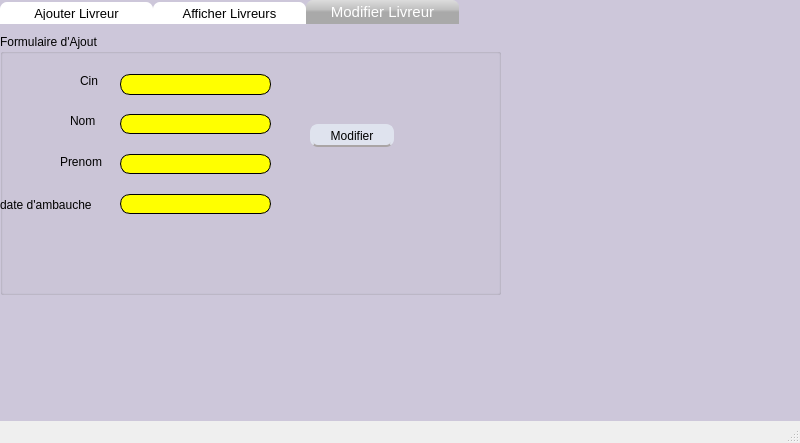
This is mainwindow.ui in naouelboughattas/Smart_Shop_2A17 as Qt 5 draws it before an edit. The edited form follows.
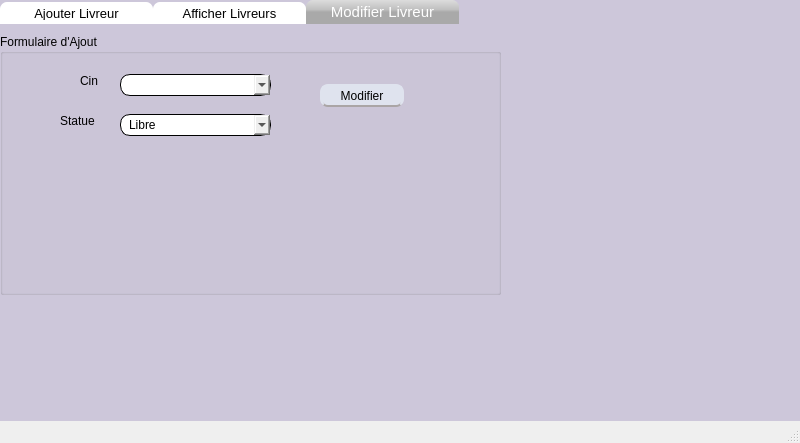
This is the edited form. The open tabs and pages were chosen to show the change.

The edit to the form file:
```diff
--- a/mainwindow.ui
+++ b/mainwindow.ui
@@ -1276,139 +1276,11 @@
           <string>Cin</string>
          </property>
         </widget>
-        <widget class="QLabel" name="label_14">
-         <property name="geometry">
-          <rect>
-           <x>70</x>
-           <y>80</y>
-           <width>47</width>
-           <height>14</height>
-          </rect>
-         </property>
-         <property name="styleSheet">
-          <string notr="true">font: 75 12pt &quot;Segoe UI&quot;;</string>
-         </property>
-         <property name="text">
-          <string>Nom</string>
-         </property>
-        </widget>
-        <widget class="QLabel" name="label_15">
-         <property name="geometry">
-          <rect>
-           <x>60</x>
-           <y>120</y>
-           <width>51</width>
-           <height>16</height>
-          </rect>
-         </property>
-         <property name="styleSheet">
-          <string notr="true">font: 75 12pt &quot;Segoe UI&quot;;</string>
-         </property>
-         <property name="text">
-          <string>Prenom</string>
-         </property>
-        </widget>
-        <widget class="QLabel" name="label_16">
-         <property name="geometry">
-          <rect>
-           <x>0</x>
-           <y>140</y>
-           <width>121</width>
-           <height>61</height>
-          </rect>
-         </property>
-         <property name="styleSheet">
-          <string notr="true">font: 75 12pt &quot;Segoe UI&quot;;</string>
-         </property>
-         <property name="text">
-          <string>date d'ambauche</string>
-         </property>
-        </widget>
-        <widget class="QLineEdit" name="le_cin_M">
-         <property name="geometry">
-          <rect>
-           <x>120</x>
-           <y>40</y>
-           <width>151</width>
-           <height>21</height>
-          </rect>
-         </property>
-         <property name="styleSheet">
-          <string notr="true">QLineEdit
-{
- border-width: 1px;
-border-style: solid;
-border-color: black;
-  border-radius: 10px;
-padding:0 8;
-}</string>
-         </property>
-        </widget>
-        <widget class="QLineEdit" name="lineEdit_nom_M">
-         <property name="geometry">
-          <rect>
-           <x>120</x>
-           <y>80</y>
-           <width>151</width>
-           <height>20</height>
-          </rect>
-         </property>
-         <property name="styleSheet">
-          <string notr="true">QLineEdit
-{
- border-width: 1px;
-border-style: solid;
-border-color: black;
-  border-radius: 10px;
-padding:0 8;
-}</string>
-         </property>
-        </widget>
-        <widget class="QLineEdit" name="lineEdit_pr_M">
-         <property name="geometry">
-          <rect>
-           <x>120</x>
-           <y>120</y>
-           <width>151</width>
-           <height>20</height>
-          </rect>
-         </property>
-         <property name="styleSheet">
-          <string notr="true">QLineEdit
-{
- border-width: 1px;
-border-style: solid;
-border-color: black;
-  border-radius: 10px;
-padding:0 8;
-}</string>
-         </property>
-        </widget>
-        <widget class="QLineEdit" name="lineEdit_da_M">
-         <property name="geometry">
-          <rect>
-           <x>120</x>
-           <y>160</y>
-           <width>151</width>
-           <height>20</height>
-          </rect>
-         </property>
-         <property name="styleSheet">
-          <string notr="true">QLineEdit
-{
- border-width: 1px;
-border-style: solid;
-border-color: black;
-  border-radius: 10px;
-padding:0 8;
-}</string>
-         </property>
-        </widget>
         <widget class="QPushButton" name="pushmod_2">
          <property name="geometry">
           <rect>
-           <x>310</x>
-           <y>90</y>
+           <x>320</x>
+           <y>50</y>
            <width>84</width>
            <height>23</height>
           </rect>
@@ -1431,6 +1303,72 @@
           <string>Modifier</string>
          </property>
         </widget>
+        <widget class="QLabel" name="label_14">
+         <property name="geometry">
+          <rect>
+           <x>60</x>
+           <y>80</y>
+           <width>47</width>
+           <height>14</height>
+          </rect>
+         </property>
+         <property name="styleSheet">
+          <string notr="true">font: 75 12pt &quot;Segoe UI&quot;;</string>
+         </property>
+         <property name="text">
+          <string>Statue</string>
+         </property>
+        </widget>
+        <widget class="QComboBox" name="comboBox_2">
+         <property name="geometry">
+          <rect>
+           <x>120</x>
+           <y>80</y>
+           <width>151</width>
+           <height>22</height>
+          </rect>
+         </property>
+         <property name="styleSheet">
+          <string notr="true">QComboBox
+{
+ border-width: 1px;
+border-style: solid;
+border-color: black;
+  border-radius: 10px;
+padding:0 8;
+}</string>
+         </property>
+         <item>
+          <property name="text">
+           <string>Libre</string>
+          </property>
+         </item>
+         <item>
+          <property name="text">
+           <string>Ocuppe</string>
+          </property>
+         </item>
+        </widget>
+        <widget class="QComboBox" name="comboBox_3">
+         <property name="geometry">
+          <rect>
+           <x>120</x>
+           <y>40</y>
+           <width>151</width>
+           <height>22</height>
+          </rect>
+         </property>
+         <property name="styleSheet">
+          <string notr="true">QComboBox
+{
+ border-width: 1px;
+border-style: solid;
+border-color: black;
+  border-radius: 10px;
+padding:0 8;
+}</string>
+         </property>
+        </widget>
        </widget>
       </widget>
      </widget>
```
Left out of the diff: 104 changed lines with no effect on the pictures.
